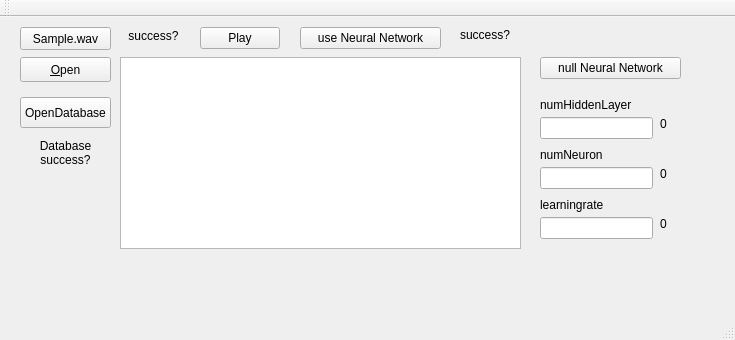
bycym/chordRecognition, file src/mainwindow.ui: the form before one commit.
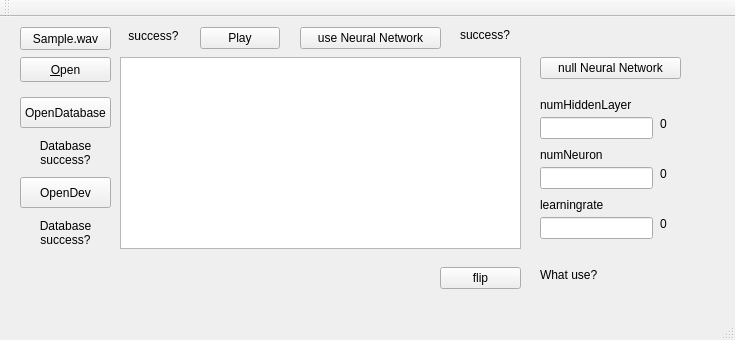
The form after the commit.

Commit message: dev directory read

Patch:
```diff
--- a/src/mainwindow.ui
+++ b/src/mainwindow.ui
@@ -282,6 +282,70 @@
      <string>null Neural Network</string>
     </property>
    </widget>
+   <widget class="QPushButton" name="readDir_dirDevel">
+    <property name="geometry">
+     <rect>
+      <x>20</x>
+      <y>160</y>
+      <width>91</width>
+      <height>31</height>
+     </rect>
+    </property>
+    <property name="text">
+     <string>OpenDev</string>
+    </property>
+    <property name="flat">
+     <bool>false</bool>
+    </property>
+   </widget>
+   <widget class="QLabel" name="dbSuccessLabel_2">
+    <property name="geometry">
+     <rect>
+      <x>20</x>
+      <y>200</y>
+      <width>91</width>
+      <height>31</height>
+     </rect>
+    </property>
+    <property name="text">
+     <string>Database success?</string>
+    </property>
+    <property name="alignment">
+     <set>Qt::AlignCenter</set>
+    </property>
+    <property name="wordWrap">
+     <bool>true</bool>
+    </property>
+   </widget>
+   <widget class="QLabel" name="switch_label">
+    <property name="geometry">
+     <rect>
+      <x>540</x>
+      <y>250</y>
+      <width>121</width>
+      <height>16</height>
+     </rect>
+    </property>
+    <property name="text">
+     <string>What use?</string>
+    </property>
+    <property name="alignment">
+     <set>Qt::AlignLeading|Qt::AlignLeft|Qt::AlignVCenter</set>
+    </property>
+   </widget>
+   <widget class="QPushButton" name="switch_Button">
+    <property name="geometry">
+     <rect>
+      <x>440</x>
+      <y>250</y>
+      <width>81</width>
+      <height>22</height>
+     </rect>
+    </property>
+    <property name="text">
+     <string>flip</string>
+    </property>
+   </widget>
   </widget>
   <widget class="QMenuBar" name="menuBar">
    <property name="geometry">
```
The commit also changes 3 other files.
